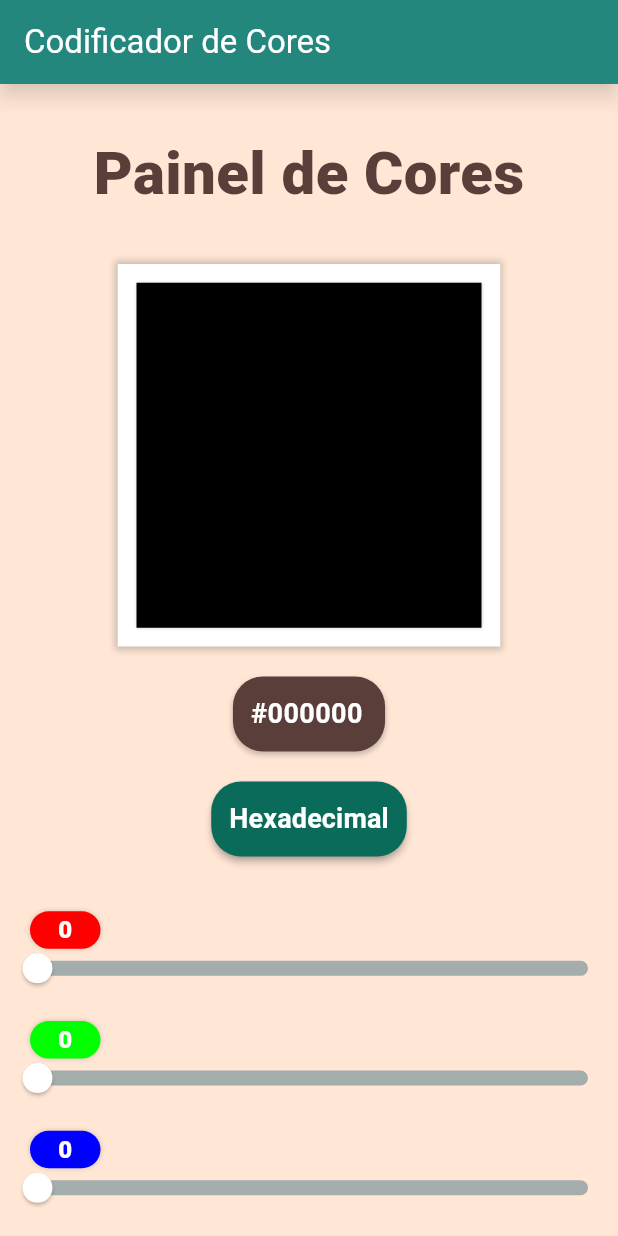
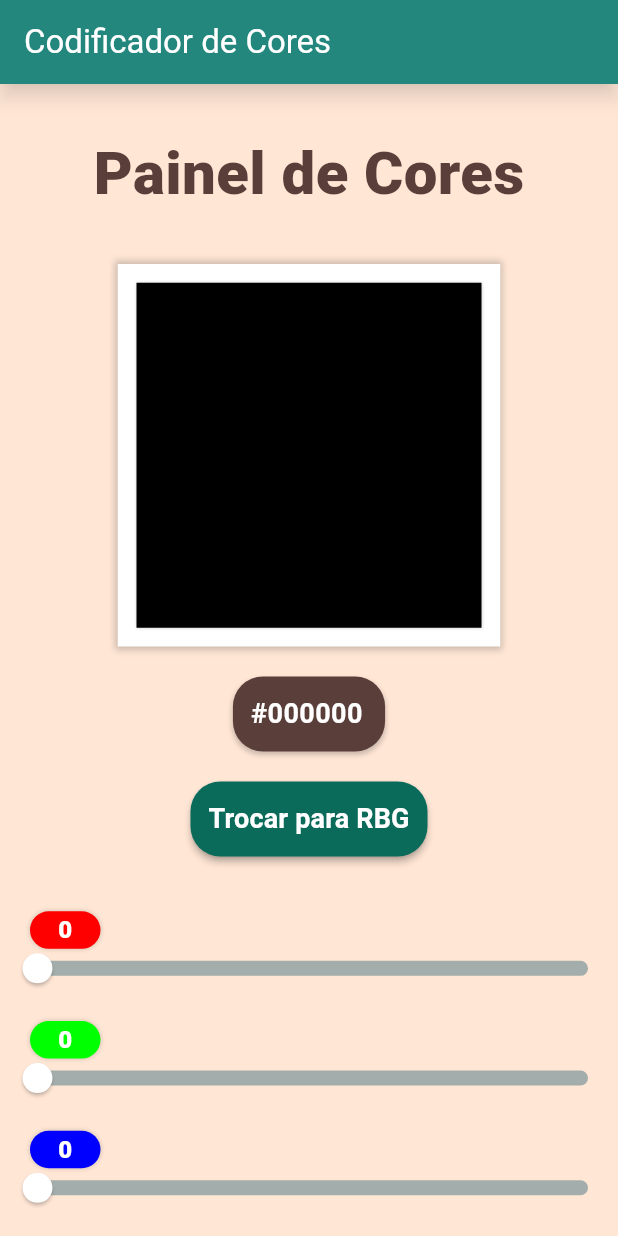
Before and after one commit to RhianVinicius/flutter-ex003, a Flutter app: the screen it shows after launch, on a phone screen of 412 x 824 dp. Run offline on Flutter 3.47's test engine with Material 3 defaults, Android fonts, the phone set to English and light mode, and no system bars.

Commit message:
fix switch format buttom label

```diff
--- a/lib/pages/home_page_content.dart
+++ b/lib/pages/home_page_content.dart
@@ -25,10 +25,10 @@ class HomePageContentState extends State<HomePageContent> {
   String _convertColor(Color color) {
     switch (_currentFormat) {
       case ColorFormats.hex:
-        _currentFormatName = 'Hexadecimal';
+        _currentFormatName = 'Trocar para RBG';
         return _convertToHex(color);
       case ColorFormats.rgb:
-        _currentFormatName = 'RGB';
+        _currentFormatName = 'Trocar para Hexadecimal';
         return _converToRGB(color);
     }
   }
```
